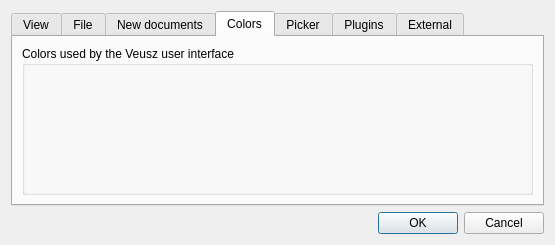
Before: the Qt Designer form ui/preferences.ui in veusz/veusz, drawn with Qt 5.
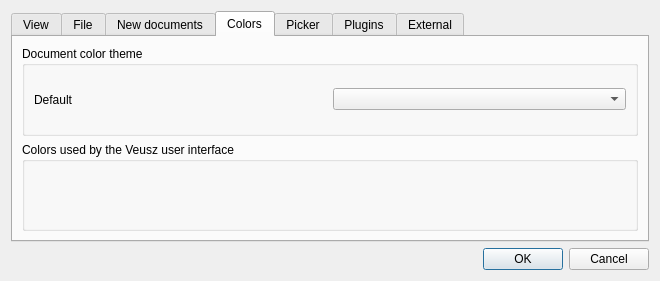
After: the same form once the commit is applied. The open tabs and pages were chosen to show the change.

Commit message: Add preference for default colortheme. Set default for new docs. Allow colors to be added in custom defnition dialog.

Patch:
```diff
--- a/ui/preferences.ui
+++ b/ui/preferences.ui
@@ -6,8 +6,8 @@
    <rect>
     <x>0</x>
     <y>0</y>
-    <width>555</width>
-    <height>245</height>
+    <width>660</width>
+    <height>281</height>
    </rect>
   </property>
   <property name="windowTitle">
@@ -260,6 +260,25 @@
        <string>Colors</string>
       </attribute>
       <layout class="QVBoxLayout" name="verticalLayout_2">
+       <item>
+        <widget class="QGroupBox" name="groupBox_3">
+         <property name="title">
+          <string>Document color theme</string>
+         </property>
+         <layout class="QHBoxLayout" name="horizontalLayout_3">
+          <item>
+           <widget class="QLabel" name="label">
+            <property name="text">
+             <string>Default</string>
+            </property>
+           </widget>
+          </item>
+          <item>
+           <widget class="QComboBox" name="colorThemeDefCombo"/>
+          </item>
+         </layout>
+        </widget>
+       </item>
        <item>
         <widget class="QGroupBox" name="colorGroup">
          <property name="title">
```
The commit also changes 5 other files.
